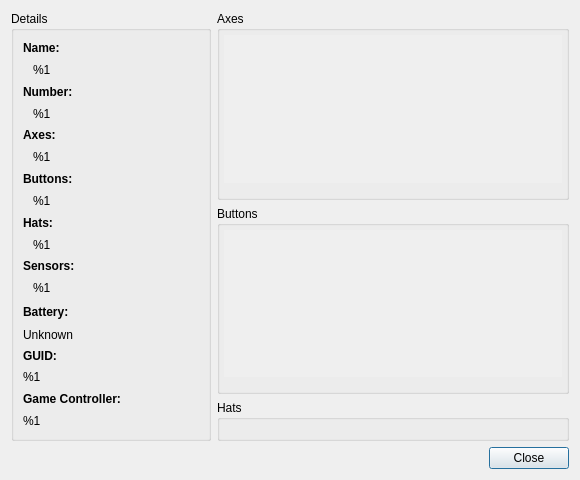
First picture: the form in src/gui/joystickstatuswindow.ui, repository AntiMicroX/antimicrox, before the edit.
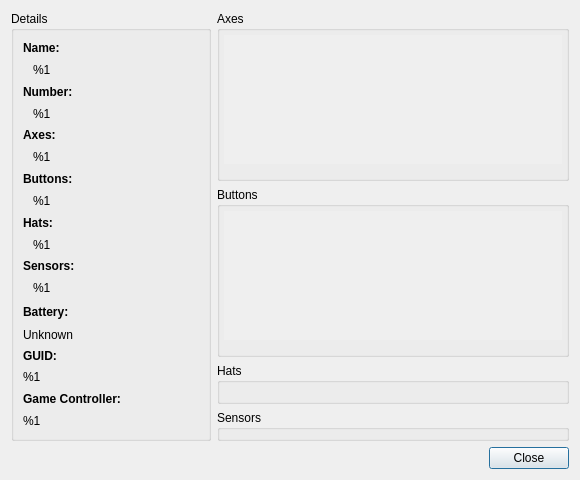
Second picture: the form after the edit.

Commit message: Show raw sensor values in Properties dialog

```diff
--- a/src/gui/joystickstatuswindow.ui
+++ b/src/gui/joystickstatuswindow.ui
@@ -484,6 +484,13 @@
          </layout>
         </widget>
        </item>
+       <item>
+        <widget class="QGroupBox" name="sensorsGroupBox">
+         <property name="title">
+          <string>Sensors</string>
+         </property>
+        </widget>
+       </item>
       </layout>
      </item>
     </layout>
```
The commit also changes 13 other files.
